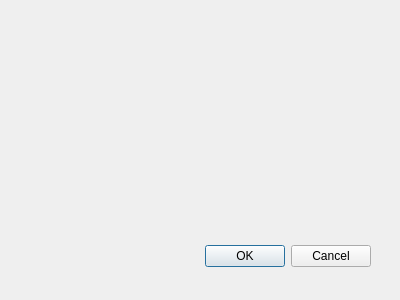
Qt form mqt/MqtTestRotator/logdialog.ui (zsteva/backup-minos2) before a commit.
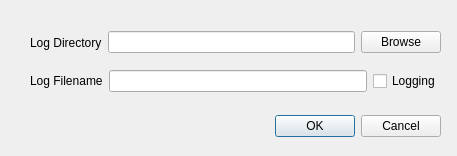
The same form after that commit.

Commit message: fixed stop button sending two stop messages, and correctly turning off the CW and CCW buttons. Started rotator bearing log module.

What changed in the file:
```diff
--- a/mqt/MqtTestRotator/logdialog.ui
+++ b/mqt/MqtTestRotator/logdialog.ui
@@ -8,8 +8,8 @@
    <rect>
     <x>0</x>
     <y>0</y>
-    <width>400</width>
-    <height>300</height>
+    <width>457</width>
+    <height>156</height>
    </rect>
   </property>
   <property name="windowTitle">
@@ -18,8 +18,8 @@
   <widget class="QDialogButtonBox" name="buttonBox">
    <property name="geometry">
     <rect>
-     <x>30</x>
-     <y>240</y>
+     <x>100</x>
+     <y>110</y>
      <width>341</width>
      <height>32</height>
     </rect>
@@ -31,6 +31,64 @@
     <set>QDialogButtonBox::Cancel|QDialogButtonBox::Ok</set>
    </property>
   </widget>
+  <widget class="QWidget" name="">
+   <property name="geometry">
+    <rect>
+     <x>30</x>
+     <y>30</y>
+     <width>411</width>
+     <height>25</height>
+    </rect>
+   </property>
+   <layout class="QHBoxLayout" name="horizontalLayout">
+    <item>
+     <widget class="QLabel" name="label">
+      <property name="text">
+       <string>Log Directory</string>
+      </property>
+     </widget>
+    </item>
+    <item>
+     <widget class="QLineEdit" name="logDirectoryEdit"/>
+    </item>
+    <item>
+     <widget class="QPushButton" name="logDirBrowsePb">
+      <property name="text">
+       <string>Browse</string>
+      </property>
+     </widget>
+    </item>
+   </layout>
+  </widget>
+  <widget class="QWidget" name="">
+   <property name="geometry">
+    <rect>
+     <x>30</x>
+     <y>70</y>
+     <width>411</width>
+     <height>22</height>
+    </rect>
+   </property>
+   <layout class="QHBoxLayout" name="horizontalLayout_2">
+    <item>
+     <widget class="QLabel" name="label_2">
+      <property name="text">
+       <string>Log Filename</string>
+      </property>
+     </widget>
+    </item>
+    <item>
+     <widget class="QLineEdit" name="logFilenameEdit"/>
+    </item>
+    <item>
+     <widget class="QCheckBox" name="logcheckBox">
+      <property name="text">
+       <string>Logging</string>
+      </property>
+     </widget>
+    </item>
+   </layout>
+  </widget>
  </widget>
  <pixmapfunction/>
  <resources/>
```
Left out of the diff: 5 changed lines with no effect on the pictures. The commit also changes 8 other files.
